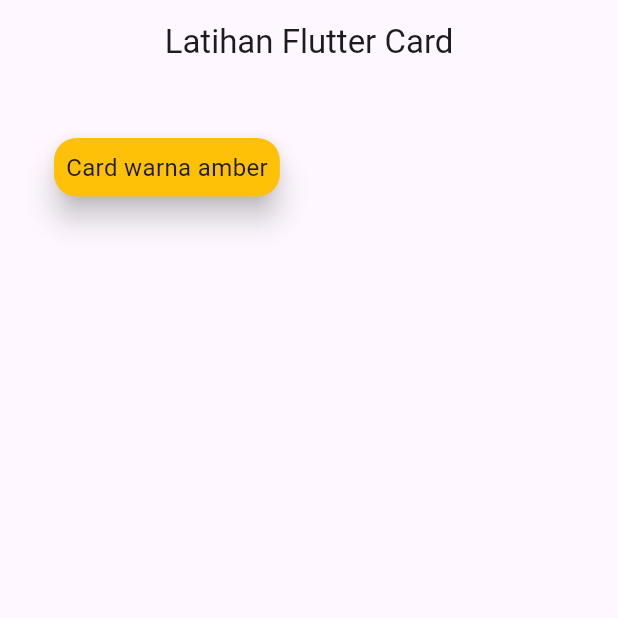
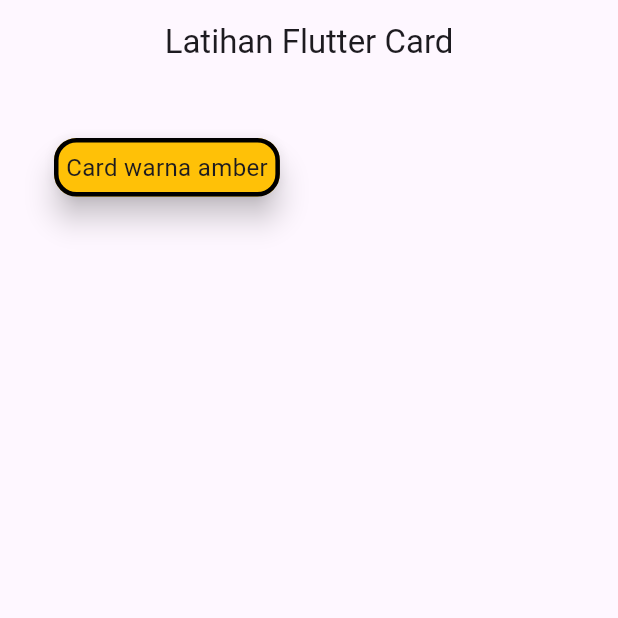
Before and after one commit to AbdillahFajar/belajar_card_flutter, a Flutter app: the screen it shows after launch, on a phone screen of 412 x 824 dp, the top half of it. Run offline on Flutter 3.47's test engine with Material 3 defaults, Android fonts, the phone set to English and light mode, and no system bars.

```diff
--- a/lib/pages/card_page_1.dart
+++ b/lib/pages/card_page_1.dart
@@ -22,7 +22,12 @@ class CardPage1 extends StatelessWidget {
                       elevation: 8, //bikin efek bayangan di card-nya
                       shape: RoundedRectangleBorder(
                         borderRadius: BorderRadius.circular(15.0),
+                        side: BorderSide(
+                          color: Colors.black,
+                          width: 3.0
+                        ),
                       ),
+                      borderOnForeground: true, //ini buat apaan cuy?
                       child: Padding( //widget Padding, supaya bisa pakai properti padding kayak di bawah ini
                         padding: const EdgeInsets.all(8.0), //bikin spasi di sekitar tulisan/isi/konten di dalam card-nya
                         child: Text(
```
